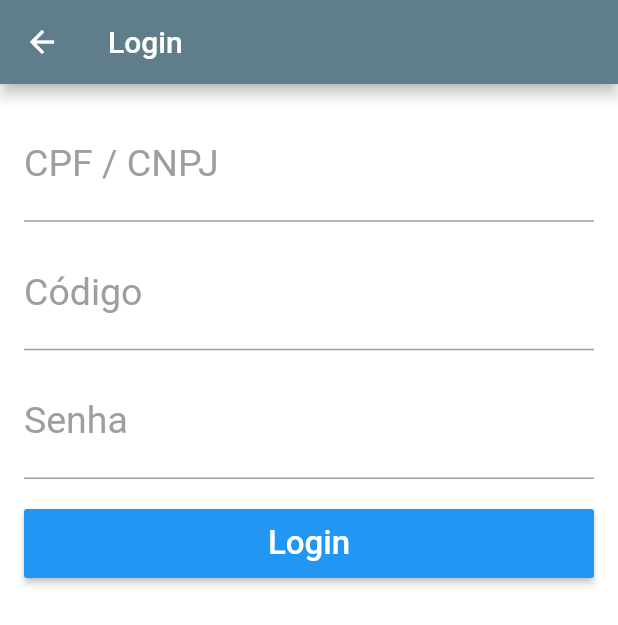
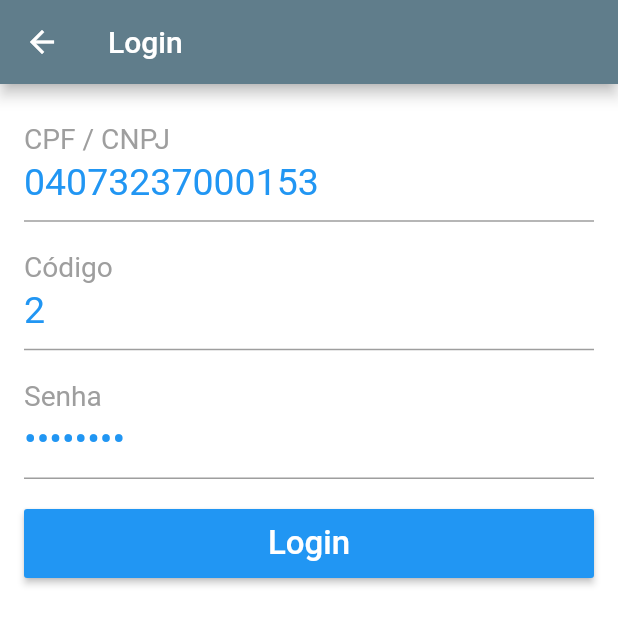
Before and after one commit to balenaultra/solicitacoes-app, a Flutter app: the LoginPage screen opened directly, on a phone screen of 412 x 824 dp. Shown: the top 625 px of the screen. Run offline on Flutter 3.47's test engine with Material 2 defaults, Android fonts, the phone set to English and light mode, and no system bars; our stand-ins replace flutter_mobx, mobx, shared_preferences, sqflite; accounts and stored records are empty; generated files the repository leaves out were written again.

Commit message:
Login page já trazer os dados padrões de homologação

```diff
--- a/lib/pages/login_page.dart
+++ b/lib/pages/login_page.dart
@@ -18,9 +18,9 @@ class _LoginPageState extends State<LoginPage> {
   final _formKey = GlobalKey<FormState>();
   final _loginModal = LoginModel();
 
-  final _tCompanyCPFCNPJ = TextEditingController();
-  final _tCode = TextEditingController();
-  final _tPassword = TextEditingController();
+  final _tCompanyCPFCNPJ = TextEditingController(text: "04073237000153");
+  final _tCode = TextEditingController(text: "2");
+  final _tPassword = TextEditingController(text: "estac2ul");
 
   final _focusCode = FocusNode();
   final _focusPassword = FocusNode();
@@ -105,8 +105,6 @@ class _LoginPageState extends State<LoginPage> {
     String code = _tCode.text;
     String password = _tPassword.text;
 
-    print("cpf cnpj $companyCPFCNPJ code $code psswrd $password");
-
     ApiResponse response = await _loginModal.login(companyCPFCNPJ, code, password);
 
     if (response.ok) {
```
